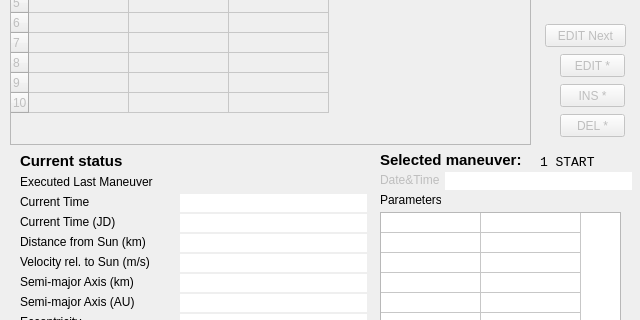
Qt form ui/mainwindow.ui (whiskie14142/SolarSystemVoyager) before a commit; both pictures show x 0 to 640 and y 195 to 515 of the 640 by 700 pixel window.
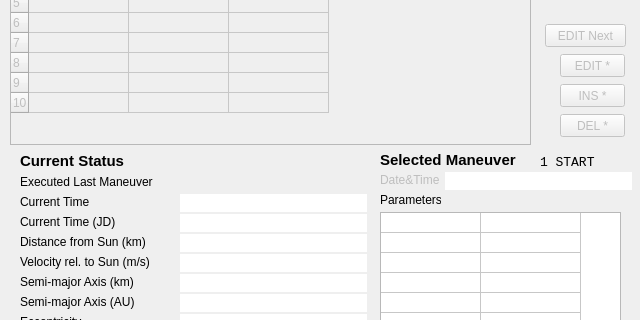
The same form after that commit.

```diff
--- a/ui/mainwindow.ui
+++ b/ui/mainwindow.ui
@@ -636,7 +636,7 @@
      </font>
     </property>
     <property name="text">
-     <string>Current status</string>
+     <string>Current Status</string>
     </property>
    </widget>
    <widget class="QLabel" name="label_20">
@@ -656,7 +656,7 @@
      </font>
     </property>
     <property name="text">
-     <string>Selected maneuver:</string>
+     <string>Selected Maneuver</string>
     </property>
    </widget>
    <widget class="QLabel" name="label_mantime_h">
```
Left out of the diff: 2 changed lines with no effect on the pictures.
